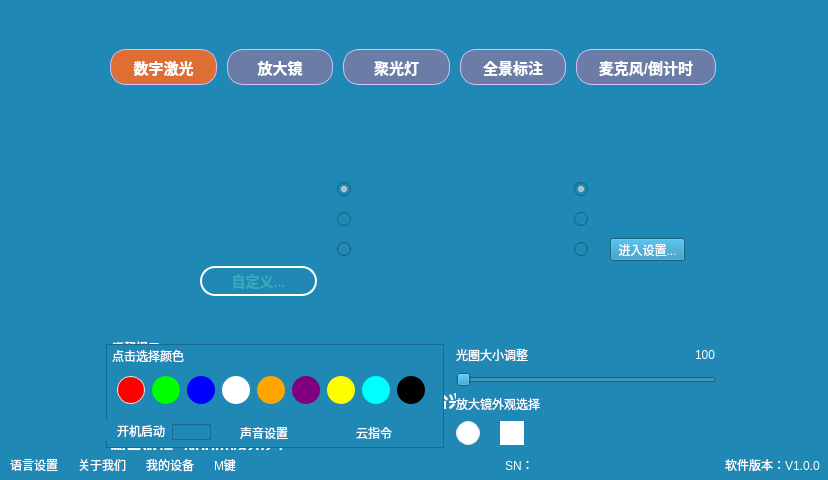
First picture: the form in EasyPointer/mainwindow.ui, repository wlffeng2008/EasyPointer, before the edit.
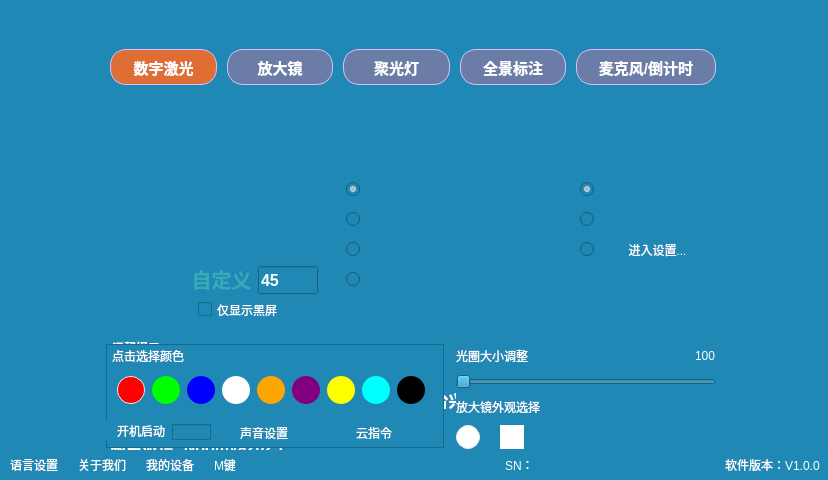
Second picture: the form after the edit. The open tabs and pages were chosen to show the change. Icons and pictures are not drawn.

```diff
--- a/EasyPointer/mainwindow.ui
+++ b/EasyPointer/mainwindow.ui
@@ -772,7 +772,7 @@
         <height>110</height>
        </rect>
       </property>
-      <layout class="QVBoxLayout" name="verticalLayout_5">
+      <layout class="QVBoxLayout" name="verticalLayout_5" stretch="1,1,1,0">
        <property name="spacing">
         <number>2</number>
        </property>
@@ -786,7 +786,7 @@
         <number>0</number>
        </property>
        <property name="bottomMargin">
-        <number>5</number>
+        <number>1</number>
        </property>
        <item>
         <layout class="QHBoxLayout" name="horizontalLayout_8">
@@ -1272,7 +1272,7 @@
      <widget class="QRadioButton" name="radioButton00">
       <property name="geometry">
        <rect>
-        <x>225</x>
+        <x>234</x>
         <y>84</y>
         <width>22</width>
         <height>22</height>
@@ -1291,7 +1291,7 @@
      <widget class="QRadioButton" name="radioButton01">
       <property name="geometry">
        <rect>
-        <x>225</x>
+        <x>234</x>
         <y>114</y>
         <width>22</width>
         <height>22</height>
@@ -1307,7 +1307,7 @@
      <widget class="QRadioButton" name="radioButton02">
       <property name="geometry">
        <rect>
-        <x>225</x>
+        <x>234</x>
         <y>144</y>
         <width>22</width>
         <height>22</height>
@@ -1323,7 +1323,7 @@
      <widget class="QRadioButton" name="radioButton12">
       <property name="geometry">
        <rect>
-        <x>462</x>
+        <x>468</x>
         <y>144</y>
         <width>22</width>
         <height>22</height>
@@ -1339,7 +1339,7 @@
      <widget class="QRadioButton" name="radioButton11">
       <property name="geometry">
        <rect>
-        <x>462</x>
+        <x>468</x>
         <y>114</y>
         <width>22</width>
         <height>22</height>
@@ -1355,7 +1355,7 @@
      <widget class="QRadioButton" name="radioButton10">
       <property name="geometry">
        <rect>
-        <x>462</x>
+        <x>468</x>
         <y>84</y>
         <width>22</width>
         <height>22</height>
@@ -1374,9 +1374,9 @@
      <widget class="QLabel" name="label_14">
       <property name="geometry">
        <rect>
-        <x>88</x>
-        <y>172</y>
-        <width>117</width>
+        <x>76</x>
+        <y>170</y>
+        <width>67</width>
         <height>30</height>
        </rect>
       </property>
@@ -1389,16 +1389,14 @@
       <property name="styleSheet">
        <string notr="true">QLabel {
 background: transparent;
-border: 2px solid white;
-border-radius:15px;
 color:#38ABB9;
 height:36px;
-font-size:14px;
+font-size:20px;
 font-weight:600;
 }</string>
       </property>
       <property name="text">
-       <string>自定义...</string>
+       <string>自定义</string>
       </property>
       <property name="alignment">
        <set>Qt::AlignmentFlag::AlignCenter</set>
@@ -1407,7 +1405,7 @@
      <widget class="QPushButton" name="pushButtonTypeword">
       <property name="geometry">
        <rect>
-        <x>498</x>
+        <x>508</x>
         <y>144</y>
         <width>75</width>
         <height>23</height>
@@ -1416,6 +1414,57 @@
       <property name="text">
        <string>进入设置...</string>
       </property>
+      <property name="flat">
+       <bool>true</bool>
+      </property>
+     </widget>
+     <widget class="QCheckBox" name="checkBoxBlack">
+      <property name="geometry">
+       <rect>
+        <x>86</x>
+        <y>206</y>
+        <width>119</width>
+        <height>19</height>
+       </rect>
+      </property>
+      <property name="text">
+       <string>仅显示黑屏</string>
+      </property>
+     </widget>
+     <widget class="QRadioButton" name="radioButton03">
+      <property name="geometry">
+       <rect>
+        <x>234</x>
+        <y>174</y>
+        <width>22</width>
+        <height>22</height>
+       </rect>
+      </property>
+      <property name="text">
+       <string/>
+      </property>
+      <attribute name="buttonGroup">
+       <string notr="true">buttonGroupCount</string>
+      </attribute>
+     </widget>
+     <widget class="QLineEdit" name="lineEditSetTime">
+      <property name="geometry">
+       <rect>
+        <x>146</x>
+        <y>172</y>
+        <width>60</width>
+        <height>28</height>
+       </rect>
+      </property>
+      <property name="font">
+       <font>
+        <pointsize>12</pointsize>
+        <bold>true</bold>
+       </font>
+      </property>
+      <property name="text">
+       <string>45</string>
+      </property>
      </widget>
     </widget>
     <widget class="QWidget" name="page05">
```
Left out of the diff: 8 changed lines with no effect on the pictures.
